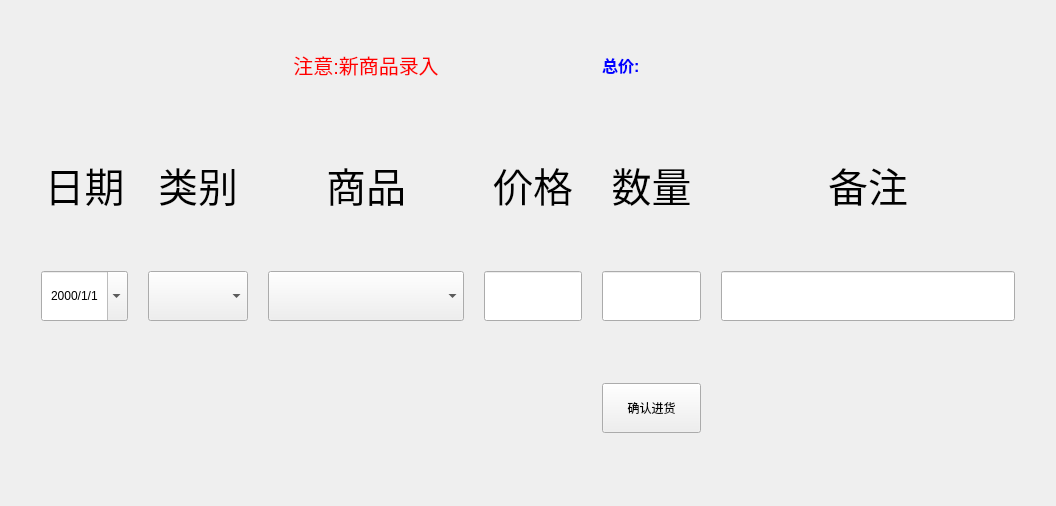
Before: the Qt Designer form ui/purchase.ui in XHApplet/GoodsBook, drawn with Qt 5.
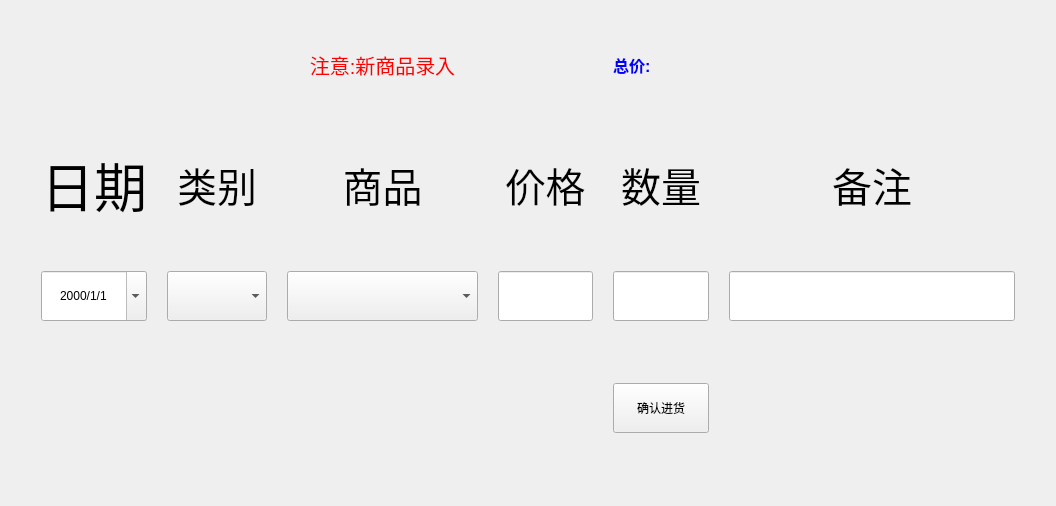
After: the same form once the commit is applied. Custom widgets are drawn as their Qt base class.

What changed in the file:
```diff
--- a/ui/purchase.ui
+++ b/ui/purchase.ui
@@ -193,7 +193,7 @@
       <widget class="QLabel" name="label">
        <property name="font">
         <font>
-         <pointsize>30</pointsize>
+         <pointsize>40</pointsize>
         </font>
        </property>
        <property name="layoutDirection">
```
